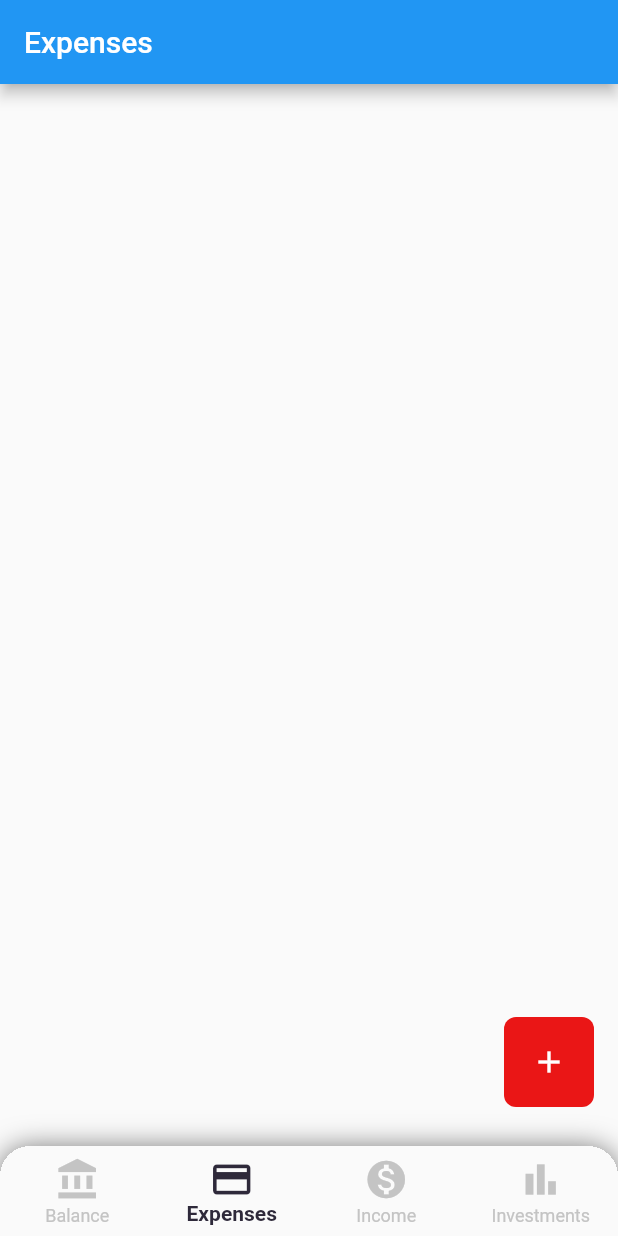
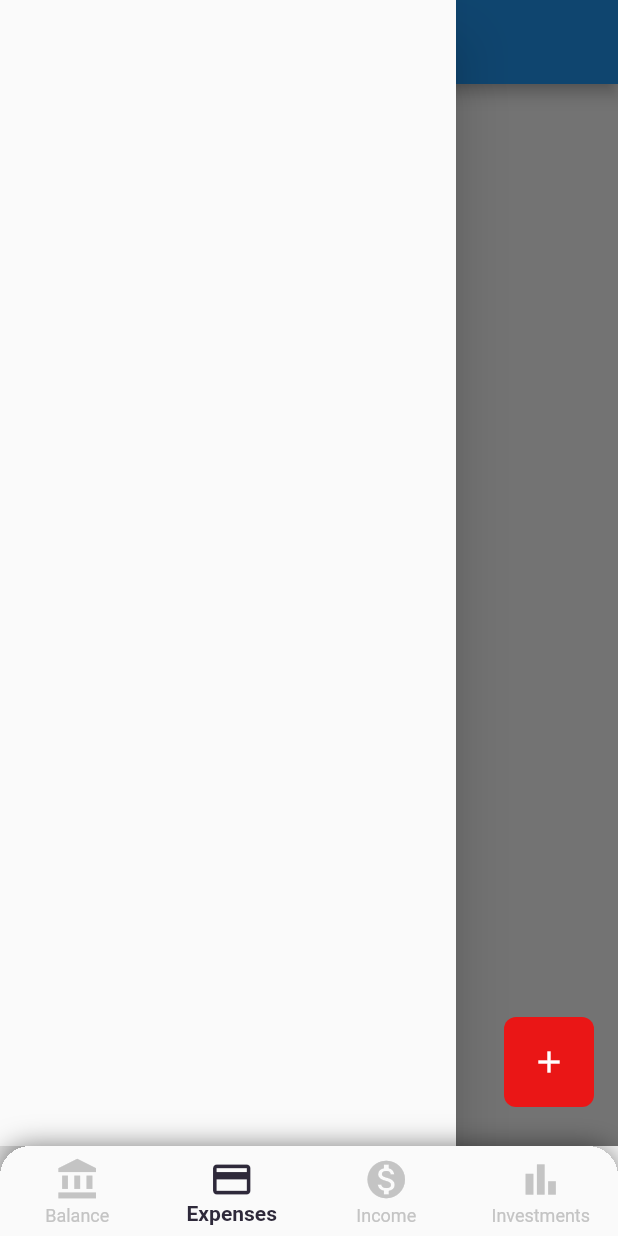
Before and after one commit to julialuciani/hermes_app, a Flutter app: the screen it shows after launch, item 2 of the bottom bar chosen, with the side drawer open (before the commit the screen has no drawer), on a phone screen of 412 x 824 dp. Run offline on Flutter 3.47's test engine with Material 2 defaults, Android fonts, the phone set to English and light mode, and no system bars; our stand-ins replace cherry_toast, currency_text_input_formatter, dotted_border, event_bus, fl_chart, flutter_bloc and 6 more; accounts and stored records are empty; statements that could not run were skipped.

Commit message:
extract drawer to separte widget and add in all screens

```diff
--- a/lib/home/expenses/expenses_screen.dart
+++ b/lib/home/expenses/expenses_screen.dart
@@ -1,4 +1,5 @@
 import 'package:flutter/material.dart';
+import 'package:hermes_app/home/widgets/home_drawer.dart';
 
 class ExpensesScreen extends StatelessWidget {
   const ExpensesScreen({super.key});
@@ -9,6 +10,7 @@ class ExpensesScreen extends StatelessWidget {
       appBar: AppBar(
         title: const Text('Expenses'),
       ),
+      drawer: const HomeDrawer(),
       body: Container(),
     );
   }
--- a/lib/home/income/income_screen.dart
+++ b/lib/home/income/income_screen.dart
@@ -1,4 +1,5 @@
 import 'package:flutter/material.dart';
+import 'package:hermes_app/home/widgets/home_drawer.dart';
 
 class IncomeScreen extends StatelessWidget {
   const IncomeScreen({super.key});
@@ -9,6 +10,7 @@ class IncomeScreen extends StatelessWidget {
       appBar: AppBar(
         title: const Text('Income'),
       ),
+      drawer: const HomeDrawer(),
       body: Container(),
     );
   }
--- a/lib/home/investments/investments_screen.dart
+++ b/lib/home/investments/investments_screen.dart
@@ -1,4 +1,5 @@
 import 'package:flutter/material.dart';
+import 'package:hermes_app/home/widgets/home_drawer.dart';
 
 class InvestmentsScreen extends StatelessWidget {
   const InvestmentsScreen({super.key});
@@ -9,6 +10,7 @@ class InvestmentsScreen extends StatelessWidget {
       appBar: AppBar(
         title: const Text('Investments'),
       ),
+      drawer: const HomeDrawer(),
       body: Column(
         children: const [],
       ),
--- /dev/null
+++ b/lib/home/widgets/home_drawer.dart
@@ -0,0 +1,18 @@
+import 'package:flutter/material.dart';
+
+class HomeDrawer extends StatelessWidget {
+  const HomeDrawer({super.key});
+
+  @override
+  Widget build(BuildContext context) {
+    return SafeArea(
+      child: Drawer(
+        child: Column(
+          children: const [
+            SizedBox(height: 80),
+          ],
+        ),
+      ),
+    );
+  }
+}
```
Also changed, not shown: lib/home/balance/balance_screen.dart (+2 -5 lines).
